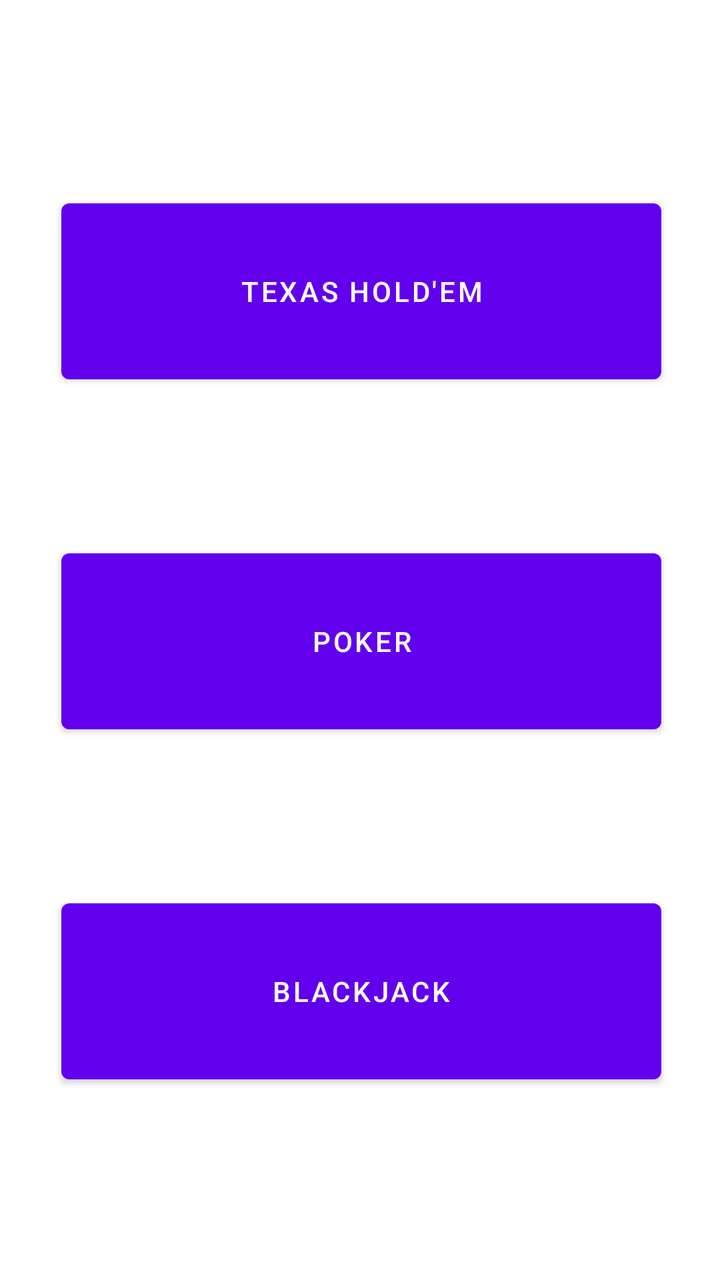
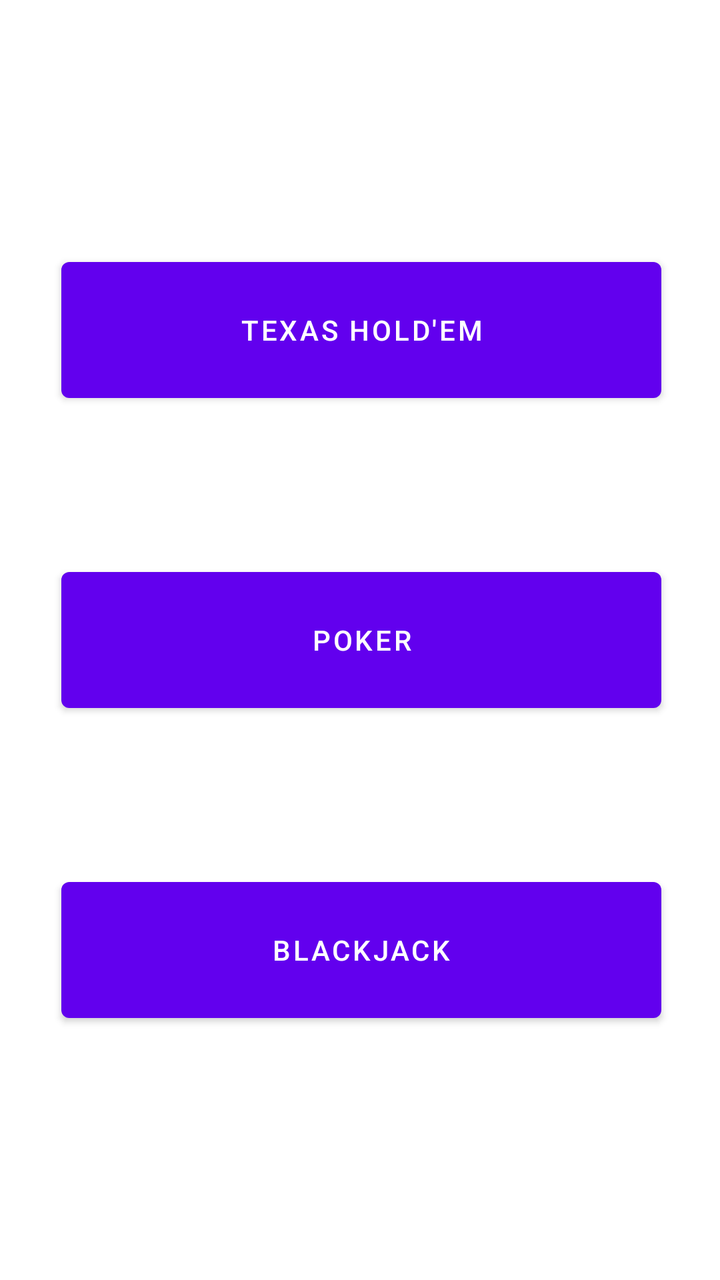

Screens rendered from an Android XML layout before and after an edit, with the pre-edit source and the edit as a unified diff.
<!-- AndroidManifest.xml: application theme Theme.GamblingBadger -->
<!-- res/layout/fragment_tips.xml -->
<?xml version="1.0" encoding="utf-8"?>
<androidx.constraintlayout.widget.ConstraintLayout xmlns:android="http://schemas.android.com/apk/res/android"
    xmlns:app="http://schemas.android.com/apk/res-auto"
    xmlns:tools="http://schemas.android.com/tools"
    android:layout_width="match_parent"
    android:layout_height="match_parent"
    tools:context=".tips.TipsFragment">

    <ScrollView
        android:layout_width="409dp"
        android:layout_height="599dp"
        android:layout_centerHorizontal="true"
        android:layout_centerVertical="true"
        app:layout_constraintBottom_toBottomOf="parent"
        app:layout_constraintEnd_toEndOf="parent"
        app:layout_constraintStart_toStartOf="parent"
        app:layout_constraintTop_toTopOf="parent">


        <androidx.constraintlayout.widget.ConstraintLayout
            android:layout_width="409dp"
            android:layout_height="729dp"
            app:layout_constraintBottom_toBottomOf="parent"
            app:layout_constraintEnd_toEndOf="parent"
            app:layout_constraintHorizontal_bias="0.5"
            app:layout_constraintStart_toStartOf="parent"
            app:layout_constraintTop_toTopOf="parent"
            app:layout_constraintVertical_bias="0.5"
            tools:layout_editor_absoluteX="1dp"
            tools:layout_editor_absoluteY="90dp">

            <Button
                android:id="@+id/button_HelpBlackjack"
                android:layout_width="300dp"
                android:layout_height="100dp"
                android:layout_marginTop="75dp"
                android:layout_marginBottom="75dp"
                android:text="@string/blackjack_title"
                app:layout_constraintBottom_toBottomOf="parent"
                app:layout_constraintEnd_toEndOf="parent"
                app:layout_constraintHorizontal_bias="0.5"
                app:layout_constraintStart_toStartOf="parent"
                app:layout_constraintTop_toBottomOf="@+id/button_HelpPoker" />

            <Button
                android:id="@+id/button_HelpPoker"
                android:layout_width="300dp"
                android:layout_height="100dp"
                android:layout_marginTop="75dp"
                android:enabled="true"
                android:text="@string/poker_title"
                app:layout_constraintBottom_toTopOf="@+id/button_HelpBlackjack"
                app:layout_constraintEnd_toEndOf="parent"
                app:layout_constraintHorizontal_bias="0.5"
                app:layout_constraintStart_toStartOf="parent"
                app:layout_constraintTop_toBottomOf="@+id/button_HelpTXHoldEm" />

            <Button
                android:id="@+id/button_HelpTXHoldEm"
                android:layout_width="300dp"
                android:layout_height="100dp"
                android:layout_marginTop="75dp"
                android:enabled="true"
                android:text="@string/texasHoldem_title"
                app:layout_constraintBottom_toTopOf="@+id/button_HelpPoker"
                app:layout_constraintEnd_toEndOf="parent"
                app:layout_constraintHorizontal_bias="0.5"
                app:layout_constraintStart_toStartOf="parent"
                app:layout_constraintTop_toTopOf="parent" />

        </androidx.constraintlayout.widget.ConstraintLayout>
    </ScrollView>

</androidx.constraintlayout.widget.ConstraintLayout>
<!-- resources referenced by this layout -->
<resources>
  <string name="blackjack_title">Blackjack</string>
  <string name="poker_title">Poker</string>
  <string name="texasHoldem_title">Texas Hold\'em</string>
  <style name="Theme.GamblingBadger" parent="Theme.MaterialComponents.DayNight.DarkActionBar">
          
          <item name="colorPrimary">@color/purple_500</item>
          <item name="colorPrimaryVariant">@color/purple_700</item>
          <item name="colorOnPrimary">@color/white</item>
          
          <item name="colorSecondary">@color/teal_200</item>
          <item name="colorSecondaryVariant">@color/teal_700</item>
          <item name="colorOnSecondary">@color/black</item>
          
          <item name="android:statusBarColor" tools:targetApi="l">?attr/colorPrimaryVariant</item>
          
      </style>
  <color name="purple_500">#FF6200EE</color>
  <color name="purple_700">#FF3700B3</color>
  <color name="white">#FFFFFFFF</color>
  <color name="teal_200">#FF03DAC5</color>
  <color name="teal_700">#FF018786</color>
  <color name="black">#FF000000</color>
</resources>

<!-- the commit's change to res/layout/fragment_tips.xml (unified diff, before → after) -->
@@ -8,7 +8,7 @@
 
     <ScrollView
         android:layout_width="409dp"
-        android:layout_height="599dp"
+        android:layout_height="wrap_content"
         android:layout_centerHorizontal="true"
         android:layout_centerVertical="true"
         app:layout_constraintBottom_toBottomOf="parent"
@@ -19,7 +19,7 @@
 
         <androidx.constraintlayout.widget.ConstraintLayout
             android:layout_width="409dp"
-            android:layout_height="729dp"
+            android:layout_height="wrap_content"
             app:layout_constraintBottom_toBottomOf="parent"
             app:layout_constraintEnd_toEndOf="parent"
             app:layout_constraintHorizontal_bias="0.5"
@@ -32,7 +32,7 @@
             <Button
                 android:id="@+id/button_HelpBlackjack"
                 android:layout_width="300dp"
-                android:layout_height="100dp"
+                android:layout_height="80dp"
                 android:layout_marginTop="75dp"
                 android:layout_marginBottom="75dp"
                 android:text="@string/blackjack_title"
@@ -45,7 +45,7 @@
             <Button
                 android:id="@+id/button_HelpPoker"
                 android:layout_width="300dp"
-                android:layout_height="100dp"
+                android:layout_height="80dp"
                 android:layout_marginTop="75dp"
                 android:enabled="true"
                 android:text="@string/poker_title"
@@ -58,7 +58,7 @@
             <Button
                 android:id="@+id/button_HelpTXHoldEm"
                 android:layout_width="300dp"
-                android:layout_height="100dp"
+                android:layout_height="80dp"
                 android:layout_marginTop="75dp"
                 android:enabled="true"
                 android:text="@string/texasHoldem_title"
